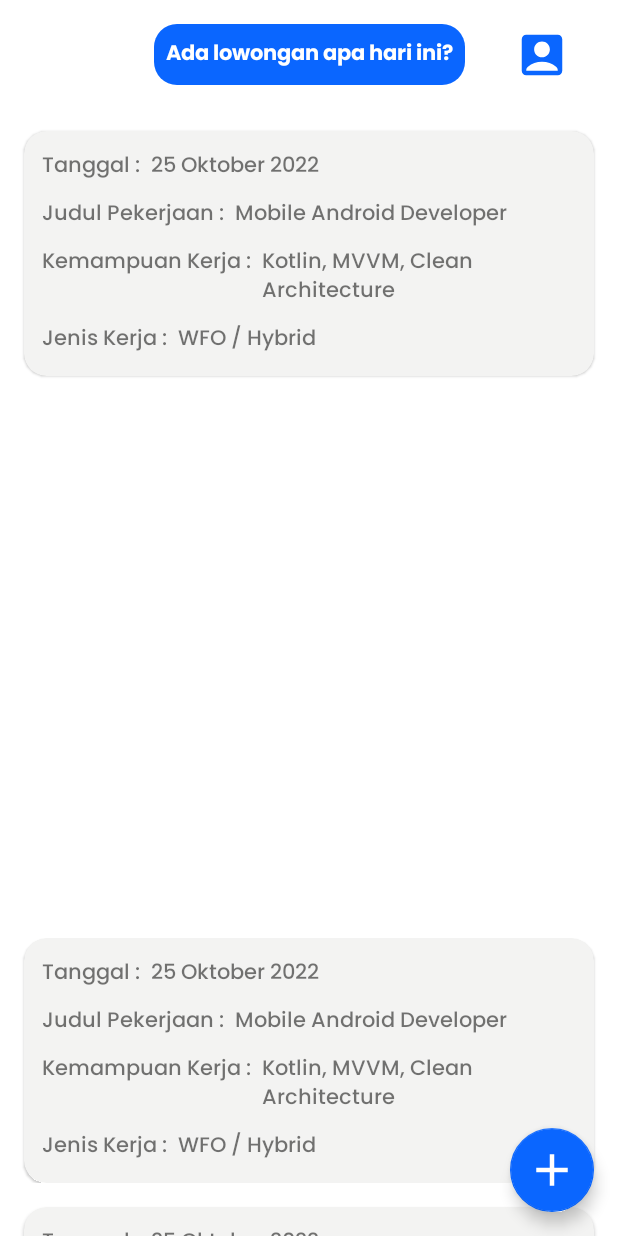
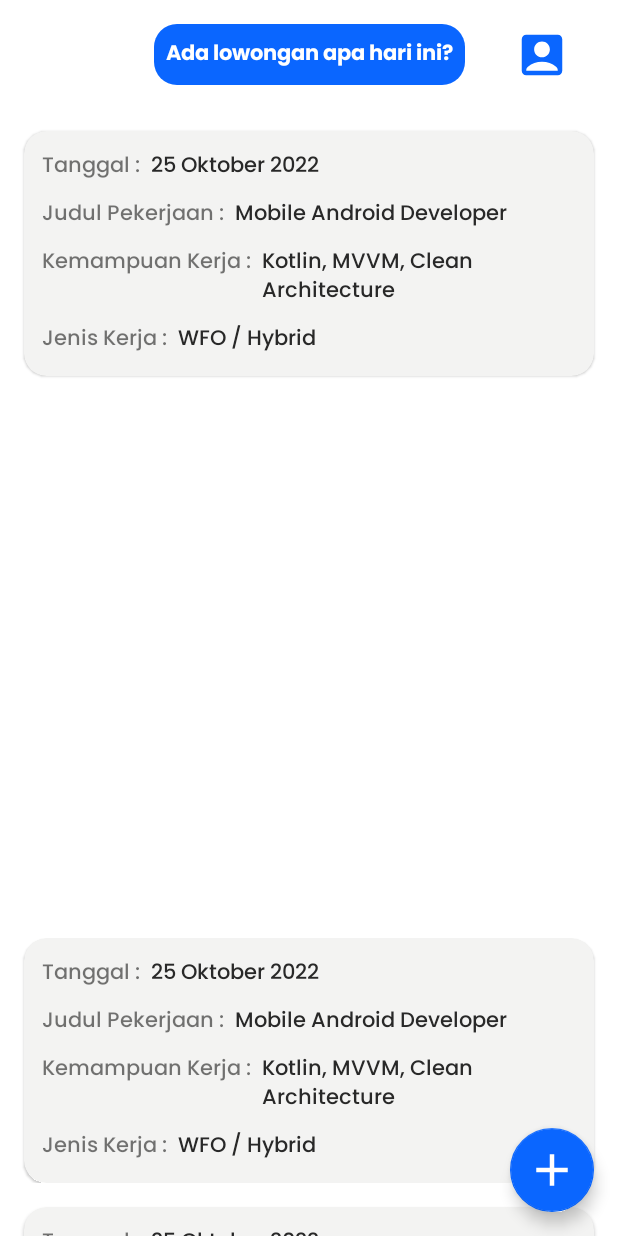
Before and after one commit to hanifalfaqih/Career8, an Android app: the layout activity_list_lowongan_kerja.xml on its own in the app's theme, with its tools: preview values and no code run, on a phone screen of 412 x 824 dp. Run offline under Robolectric (Android 15) with nearby library versions, the phone set to English and light mode, and no system bars.

Commit message:
update color and re-add drawable

```diff
--- a/app/src/main/res/layout/activity_list_lowongan_kerja.xml
+++ b/app/src/main/res/layout/activity_list_lowongan_kerja.xml
@@ -60,4 +60,30 @@
         app:layout_constraintTop_toTopOf="@+id/text_greeting"
         tools:ignore="SpeakableTextPresentCheck,TouchTargetSizeCheck" />
 
+    <androidx.appcompat.widget.LinearLayoutCompat
+        android:layout_width="match_parent"
+        android:layout_height="wrap_content"
+        android:orientation="vertical"
+        app:layout_constraintStart_toStartOf="parent"
+        app:layout_constraintEnd_toEndOf="parent"
+        app:layout_constraintBottom_toBottomOf="parent"
+        app:layout_constraintTop_toTopOf="parent">
+
+        <ImageView
+            android:layout_width="match_parent"
+            android:layout_height="wrap_content"
+            android:src="@drawable/iv_empty_lowongan"
+            android:visibility="invisible"/>
+
+        <TextView
+            android:layout_width="match_parent"
+            android:layout_height="wrap_content"
+            android:text="@string/text_lowongan_empty"
+            android:fontFamily="@font/poppins_bold"
+            android:textAlignment="center"
+            android:textSize="14sp"
+            android:visibility="invisible"/>
+
+    </androidx.appcompat.widget.LinearLayoutCompat>
+
 </androidx.constraintlayout.widget.ConstraintLayout>
--- a/app/src/main/res/layout/item_lowongan_kerja.xml
+++ b/app/src/main/res/layout/item_lowongan_kerja.xml
@@ -44,7 +44,7 @@
                     tools:text="25 Oktober 2022"
                     android:fontFamily="@font/poppins_medium"
                     android:layout_marginStart="4dp"
-
+                    android:textColor="@color/text_black"
                     />
 
             </androidx.appcompat.widget.LinearLayoutCompat>
@@ -68,7 +68,9 @@
                     android:layout_height="wrap_content"
                     tools:text="Mobile Android Developer"
                     android:layout_marginStart="4dp"
-                    android:fontFamily="@font/poppins_medium"/>
+                    android:fontFamily="@font/poppins_medium"
+                    android:textColor="@color/text_black"
+                    />
 
             </androidx.appcompat.widget.LinearLayoutCompat>
 
@@ -92,6 +94,8 @@
                     tools:text="Kotlin, MVVM, Clean Architecture"
                     android:fontFamily="@font/poppins_medium"
                     android:layout_marginStart="4dp"
+                    android:textColor="@color/text_black"
+
                     />
 
             </androidx.appcompat.widget.LinearLayoutCompat>
@@ -116,6 +120,8 @@
                     tools:text="WFO / Hybrid"
                     android:fontFamily="@font/poppins_medium"
                     android:layout_marginStart="4dp"
+                    android:textColor="@color/text_black"
+
                     />
 
             </androidx.appcompat.widget.LinearLayoutCompat>
--- a/app/src/main/res/values/colors.xml
+++ b/app/src/main/res/values/colors.xml
@@ -16,4 +16,6 @@
     <color name="white_icon">#F1EFED</color>
     <color name="bg_card_view">#F3F3F2</color>
 
+    <color name="text_black">#282828</color>
+
 </resources>
--- a/app/src/main/res/values/strings.xml
+++ b/app/src/main/res/values/strings.xml
@@ -4,4 +4,5 @@
     <string name="title_onboarding_3">Sesuaikan <font color="#FF672C">Jurusanmu</font></string>
     <string name="text_welcome_to">WELCOME <font color="#FF672C">TO</font></string>
     <string name="text_continue">Sebelum lanjut \nisi data diri dulu ya</string>
+    <string name="text_lowongan_empty">Wah kayaknya masih kosong nih...</string>
 </resources>
```
Also changed, not shown: app/src/main/res/drawable-mdpi/iv_login_page.png, app/src/main/res/drawable-mdpi/iv_onboarding_1.png, app/src/main/res/drawable-mdpi/iv_onboarding_2.png, app/src/main/res/drawable-mdpi/iv_onboarding_3.png, app/src/main/res/drawable-mdpi/iv_register_page.png.
